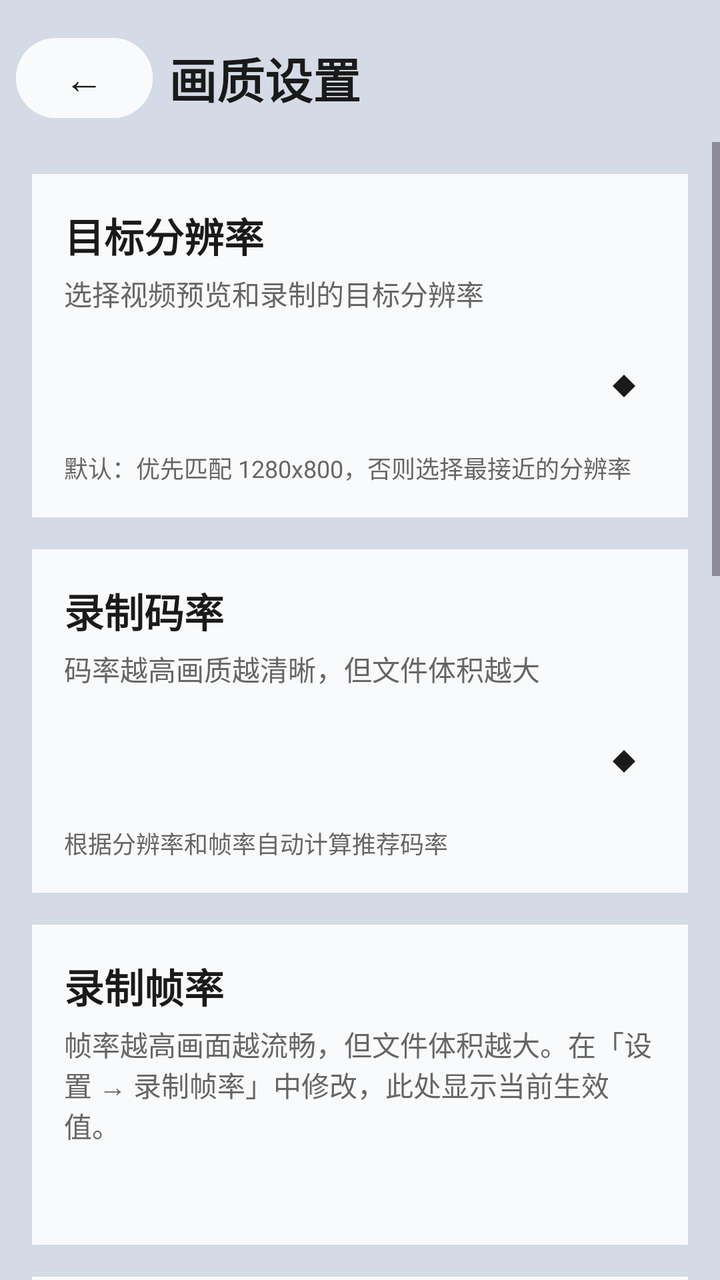
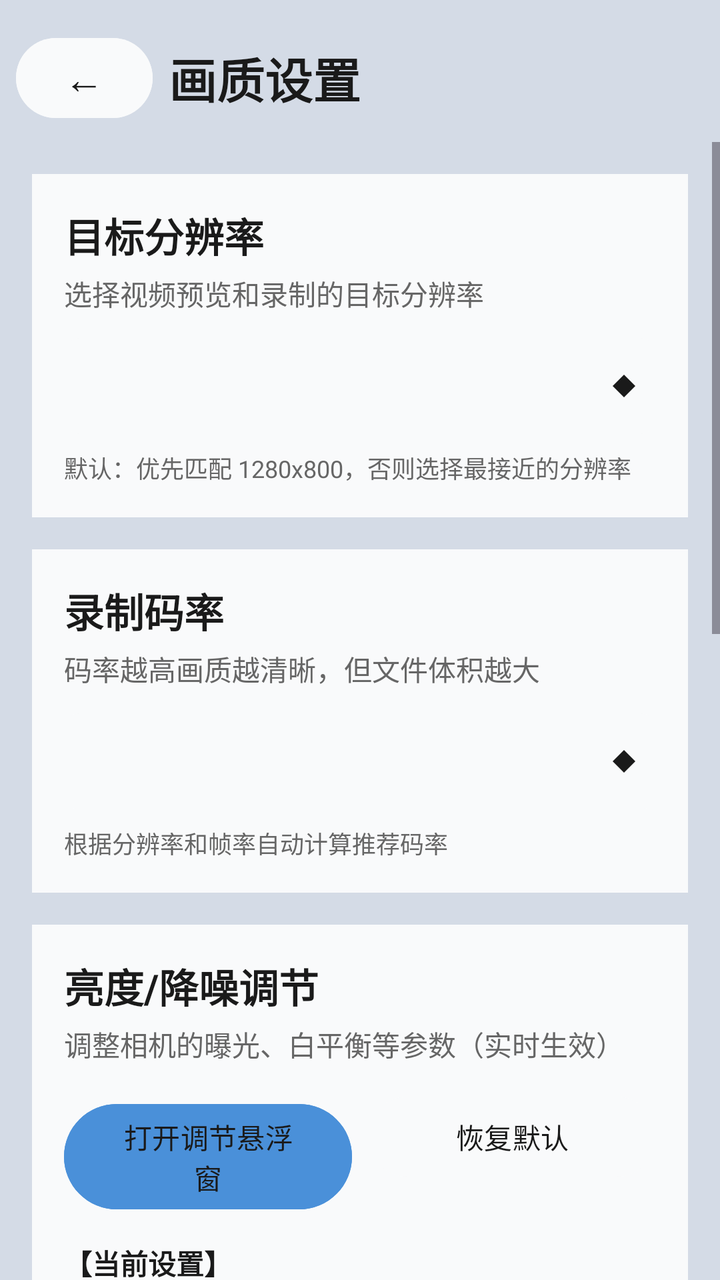

Compare the two renders of this Android layout. The source of the first and the diff that turns it into the second are given below.
<!-- AndroidManifest.xml: application theme Theme.Cam -->
<!-- res/layout/fragment_resolution_settings.xml -->
<?xml version="1.0" encoding="utf-8"?>
<LinearLayout xmlns:android="http://schemas.android.com/apk/res/android"
    android:layout_width="match_parent"
    android:layout_height="match_parent"
    android:orientation="vertical"
    android:background="@color/page_background">

    
    <LinearLayout
        android:id="@+id/toolbar"
        android:layout_width="match_parent"
        android:layout_height="wrap_content"
        android:orientation="horizontal"
        android:paddingTop="15dp"
        android:paddingBottom="8dp"
        android:paddingStart="8dp"
        android:paddingEnd="8dp"
        android:gravity="center_vertical"
        android:background="@color/menu_background">

        <Button
            android:id="@+id/btn_back"
            android:layout_width="wrap_content"
            android:layout_height="wrap_content"
            android:text="←"
            android:textSize="20sp"
            android:minWidth="48dp"
            android:minHeight="48dp"
            android:layout_marginEnd="8dp"
            android:backgroundTint="@color/button_background"
            android:textColor="@color/button_text" />

        <TextView
            android:layout_width="0dp"
            android:layout_height="wrap_content"
            android:layout_weight="1"
            android:text="画质设置"
            android:textColor="@color/text_primary"
            android:textSize="24sp"
            android:textStyle="bold" />
    </LinearLayout>

    
    <ScrollView
        android:layout_width="match_parent"
        android:layout_height="match_parent">

        <LinearLayout
            android:layout_width="match_parent"
            android:layout_height="wrap_content"
            android:orientation="vertical"
            android:padding="16dp">

            
            <LinearLayout
                android:layout_width="match_parent"
                android:layout_height="wrap_content"
                android:orientation="vertical"
                android:padding="16dp"
                android:background="@color/card_background"
                android:layout_marginBottom="16dp">

                <TextView
                    android:layout_width="match_parent"
                    android:layout_height="wrap_content"
                    android:text="目标分辨率"
                    android:textColor="@color/text_primary"
                    android:textSize="20sp"
                    android:textStyle="bold" />

                <TextView
                    android:layout_width="match_parent"
                    android:layout_height="wrap_content"
                    android:text="选择视频预览和录制的目标分辨率"
                    android:textColor="@color/text_secondary"
                    android:textSize="14sp"
                    android:layout_marginTop="4dp"
                    android:layout_marginBottom="12dp" />

                <Spinner
                    android:id="@+id/spinner_resolution"
                    android:layout_width="match_parent"
                    android:layout_height="48dp"
                    android:background="@drawable/spinner_background"
                    android:popupBackground="@color/card_background"
                    android:paddingStart="16dp"
                    android:paddingEnd="16dp" />

                <TextView
                    android:id="@+id/tv_resolution_desc"
                    android:layout_width="match_parent"
                    android:layout_height="wrap_content"
                    android:text="默认：优先匹配 1280x800，否则选择最接近的分辨率"
                    android:textColor="@color/text_secondary"
                    android:textSize="12sp"
                    android:layout_marginTop="8dp" />
            </LinearLayout>

            
            <LinearLayout
                android:layout_width="match_parent"
                android:layout_height="wrap_content"
                android:orientation="vertical"
                android:padding="16dp"
                android:background="@color/card_background"
                android:layout_marginBottom="16dp">

                <TextView
                    android:layout_width="match_parent"
                    android:layout_height="wrap_content"
                    android:text="录制码率"
                    android:textColor="@color/text_primary"
                    android:textSize="20sp"
                    android:textStyle="bold" />

                <TextView
                    android:layout_width="match_parent"
                    android:layout_height="wrap_content"
                    android:text="码率越高画质越清晰，但文件体积越大"
                    android:textColor="@color/text_secondary"
                    android:textSize="14sp"
                    android:layout_marginTop="4dp"
                    android:layout_marginBottom="12dp" />

                <Spinner
                    android:id="@+id/spinner_bitrate"
                    android:layout_width="match_parent"
                    android:layout_height="48dp"
                    android:background="@drawable/spinner_background"
                    android:popupBackground="@color/card_background"
                    android:paddingStart="16dp"
                    android:paddingEnd="16dp" />

                <TextView
                    android:id="@+id/tv_bitrate_desc"
                    android:layout_width="match_parent"
                    android:layout_height="wrap_content"
                    android:text="根据分辨率和帧率自动计算推荐码率"
                    android:textColor="@color/text_secondary"
                    android:textSize="12sp"
                    android:layout_marginTop="8dp" />
            </LinearLayout>

            
            <LinearLayout
                android:layout_width="match_parent"
                android:layout_height="wrap_content"
                android:orientation="vertical"
                android:padding="16dp"
                android:background="@color/card_background"
                android:layout_marginBottom="16dp">

                <TextView
                    android:layout_width="match_parent"
                    android:layout_height="wrap_content"
                    android:text="录制帧率"
                    android:textColor="@color/text_primary"
                    android:textSize="20sp"
                    android:textStyle="bold" />

                <TextView
                    android:layout_width="match_parent"
                    android:layout_height="wrap_content"
                    android:text="帧率越高画面越流畅，但文件体积越大。在「设置 → 录制帧率」中修改，此处显示当前生效值。"
                    android:textColor="@color/text_secondary"
                    android:textSize="14sp"
                    android:layout_marginTop="4dp"
                    android:layout_marginBottom="12dp" />

                <TextView
                    android:id="@+id/tv_framerate_desc"
                    android:layout_width="match_parent"
                    android:layout_height="wrap_content"
                    android:textColor="@color/text_primary"
                    android:textSize="16sp" />
            </LinearLayout>

            
            <LinearLayout
                android:layout_width="match_parent"
                android:layout_height="wrap_content"
                android:orientation="vertical"
                android:padding="16dp"
                android:background="@color/card_background"
                android:layout_marginBottom="16dp">

                <TextView
                    android:layout_width="match_parent"
                    android:layout_height="wrap_content"
                    android:text="亮度/降噪调节"
                    android:textColor="@color/text_primary"
                    android:textSize="20sp"
                    android:textStyle="bold" />

                <TextView
                    android:layout_width="match_parent"
                    android:layout_height="wrap_content"
                    android:text="调整相机的曝光、白平衡等参数（实时生效）"
                    android:textColor="@color/text_secondary"
                    android:textSize="14sp"
                    android:layout_marginTop="4dp"
                    android:layout_marginBottom="12dp" />

                
                <LinearLayout
                    android:id="@+id/layout_image_adjust_buttons"
                    android:layout_width="match_parent"
                    android:layout_height="wrap_content"
                    android:orientation="horizontal">

                    <Button
                        android:id="@+id/btn_open_adjust_window"
                        android:layout_width="0dp"
                        android:layout_height="wrap_content"
                        android:layout_weight="1"
                        android:text="打开调节悬浮窗"
                        android:textSize="14sp"
                        android:backgroundTint="@color/button_accent"
                        android:textColor="@color/button_text" />

                    <View
                        android:layout_width="8dp"
                        android:layout_height="0dp" />

                    <Button
                        android:id="@+id/btn_reset_adjust"
                        android:layout_width="0dp"
                        android:layout_height="wrap_content"
                        android:layout_weight="1"
                        android:text="恢复默认"
                        android:textSize="14sp"
                        android:backgroundTint="@color/button_background"
                        android:textColor="@color/button_text" />
                </LinearLayout>

                
                <LinearLayout
                    android:id="@+id/layout_image_adjust_params"
                    android:layout_width="match_parent"
                    android:layout_height="wrap_content"
                    android:orientation="vertical"
                    android:layout_marginTop="12dp">

                    
                    <TextView
                        android:layout_width="match_parent"
                        android:layout_height="wrap_content"
                        android:text="【当前设置】"
                        android:textColor="@color/text_primary"
                        android:textSize="14sp"
                        android:textStyle="bold"
                        android:layout_marginTop="4dp" />

                    <TextView
                        android:id="@+id/tv_image_adjust_current"
                        android:layout_width="match_parent"
                        android:layout_height="wrap_content"
                        android:text="曝光补偿：0\n白平衡：自动"
                        android:textColor="@color/text_secondary"
                        android:textSize="13sp"
                        android:lineSpacingExtra="2dp"
                        android:layout_marginTop="4dp" />

                    
                    <TextView
                        android:layout_width="match_parent"
                        android:layout_height="wrap_content"
                        android:text="【设备支持】"
                        android:textColor="@color/text_primary"
                        android:textSize="14sp"
                        android:textStyle="bold"
                        android:layout_marginTop="12dp" />

                    <TextView
                        android:id="@+id/tv_image_adjust_supported"
                        android:layout_width="match_parent"
                        android:layout_height="wrap_content"
                        android:text="曝光补偿范围：-12 ~ +12\n支持的白平衡模式：自动、日光、阴天..."
                        android:textColor="@color/text_secondary"
                        android:textSize="13sp"
                        android:lineSpacingExtra="2dp"
                        android:layout_marginTop="4dp" />
                </LinearLayout>
            </LinearLayout>

            
            <LinearLayout
                android:layout_width="match_parent"
                android:layout_height="wrap_content"
                android:orientation="vertical"
                android:padding="16dp"
                android:background="@color/card_background"
                android:layout_marginBottom="16dp">

                <TextView
                    android:layout_width="match_parent"
                    android:layout_height="wrap_content"
                    android:text="当前录制参数"
                    android:textColor="@color/text_primary"
                    android:textSize="20sp"
                    android:textStyle="bold" />

                <TextView
                    android:layout_width="match_parent"
                    android:layout_height="wrap_content"
                    android:text="实际应用的分辨率、帧率、码率（重启应用后更新）"
                    android:textColor="@color/text_secondary"
                    android:textSize="14sp"
                    android:layout_marginTop="4dp"
                    android:layout_marginBottom="12dp" />

                <TextView
                    android:id="@+id/tv_current_params"
                    android:layout_width="match_parent"
                    android:layout_height="wrap_content"
                    android:text="正在获取..."
                    android:textColor="@color/text_primary"
                    android:textSize="14sp"
                    android:fontFamily="monospace"
                    android:lineSpacingExtra="4dp" />
            </LinearLayout>

            
            <LinearLayout
                android:layout_width="match_parent"
                android:layout_height="wrap_content"
                android:orientation="vertical"
                android:padding="16dp"
                android:background="@color/card_background"
                android:layout_marginBottom="16dp">

                <TextView
                    android:layout_width="match_parent"
                    android:layout_height="wrap_content"
                    android:text="摄像头硬件信息"
                    android:textColor="@color/text_primary"
                    android:textSize="20sp"
                    android:textStyle="bold" />

                <TextView
                    android:layout_width="match_parent"
                    android:layout_height="wrap_content"
                    android:text="各摄像头支持的帧率和分辨率"
                    android:textColor="@color/text_secondary"
                    android:textSize="14sp"
                    android:layout_marginTop="4dp"
                    android:layout_marginBottom="12dp" />

                <TextView
                    android:id="@+id/tv_hardware_info"
                    android:layout_width="match_parent"
                    android:layout_height="wrap_content"
                    android:text="正在检测..."
                    android:textColor="@color/text_primary"
                    android:textSize="12sp"
                    android:fontFamily="monospace"
                    android:lineSpacingExtra="2dp" />
            </LinearLayout>

            
            <LinearLayout
                android:layout_width="match_parent"
                android:layout_height="wrap_content"
                android:orientation="vertical"
                android:padding="16dp"
                android:background="@color/card_background"
                android:layout_marginBottom="16dp">

                <TextView
                    android:layout_width="match_parent"
                    android:layout_height="wrap_content"
                    android:text="说明"
                    android:textColor="@color/text_primary"
                    android:textSize="18sp"
                    android:textStyle="bold"
                    android:layout_marginBottom="8dp" />

                <TextView
                    android:layout_width="match_parent"
                    android:layout_height="wrap_content"
                    android:text="• 默认选项：优先匹配 1280×800，如果摄像头不支持则自动选择最接近的分辨率\n\n• 指定分辨率：优先精确匹配所选分辨率，如果某个摄像头不支持则选择最接近的\n\n• 分辨率越高，画质越清晰，但占用更多存储空间和性能\n\n• 修改分辨率后需要重启应用才会生效"
                    android:textColor="@color/text_secondary"
                    android:textSize="14sp"
                    android:lineSpacingExtra="2dp" />
            </LinearLayout>


        </LinearLayout>
    </ScrollView>

</LinearLayout>
<!-- resources referenced by this layout -->
<resources>
  <color name="button_accent">#FF4A90D9</color>
  <color name="button_background">#FFF9FAFB</color>
  <color name="button_text">#FF1A1A1A</color>
  <color name="card_background">#FFF9FAFB</color>
  <color name="menu_background">#FFD4DBE6</color>
  <color name="page_background">#FFD4DBE6</color>
  <color name="text_primary">#FF1A1A1A</color>
  <color name="text_secondary">#FF666666</color>
  <!-- drawable spinner_background (drawable) -->
  <?xml version="1.0" encoding="utf-8"?>
  <layer-list xmlns:android="http://schemas.android.com/apk/res/android">
      
      <item>
          <shape android:shape="rectangle">
              <solid android:color="@color/button_background" />
              <corners android:radius="8dp" />
          </shape>
      </item>
      
      <item
          android:gravity="center_vertical|end"
          android:right="12dp">
          <rotate
              android:fromDegrees="135"
              android:toDegrees="135"
              android:pivotX="50%"
              android:pivotY="50%">
              <shape android:shape="rectangle">
                  <size
                      android:width="8dp"
                      android:height="8dp" />
                  <solid android:color="@color/button_text" />
              </shape>
          </rotate>
      </item>
  </layer-list>
  <style name="Theme.Cam" parent="Base.Theme.Cam" />
  <style name="Base.Theme.Cam" parent="Theme.Material3.DayNight.NoActionBar">
          
          <item name="colorPrimary">#424242</item>
          <item name="colorPrimaryVariant">#2A2A2A</item>
          <item name="colorOnPrimary">#FFFFFF</item>
          <item name="colorSecondary">#616161</item>
          <item name="colorSecondaryVariant">#424242</item>
          <item name="colorOnSecondary">#FFFFFF</item>
          <item name="android:colorBackground">#1A1A1A</item>
          <item name="colorSurface">#2A2A2A</item>
          <item name="colorOnSurface">#FFFFFF</item>
          <item name="android:statusBarColor">#2A2A2A</item>
          <item name="android:navigationBarColor">#000000</item>
          
          <item name="android:windowBackground">@color/page_background</item>
          
          <item name="android:windowSplashScreenBackground">@color/page_background</item>
          <item name="android:windowSplashScreenAnimatedIcon">@mipmap/ic_launcher</item>
      </style>
</resources>

<!-- the commit's change to res/layout/fragment_resolution_settings.xml (unified diff, before → after) -->
@@ -153,40 +153,6 @@
                 <TextView
                     android:layout_width="match_parent"
                     android:layout_height="wrap_content"
-                    android:text="录制帧率"
-                    android:textColor="@color/text_primary"
-                    android:textSize="20sp"
-                    android:textStyle="bold" />
-
-                <TextView
-                    android:layout_width="match_parent"
-                    android:layout_height="wrap_content"
-                    android:text="帧率越高画面越流畅，但文件体积越大。在「设置 → 录制帧率」中修改，此处显示当前生效值。"
-                    android:textColor="@color/text_secondary"
-                    android:textSize="14sp"
-                    android:layout_marginTop="4dp"
-                    android:layout_marginBottom="12dp" />
-
-                <TextView
-                    android:id="@+id/tv_framerate_desc"
-                    android:layout_width="match_parent"
-                    android:layout_height="wrap_content"
-                    android:textColor="@color/text_primary"
-                    android:textSize="16sp" />
-            </LinearLayout>
-
-            
-            <LinearLayout
-                android:layout_width="match_parent"
-                android:layout_height="wrap_content"
-                android:orientation="vertical"
-                android:padding="16dp"
-                android:background="@color/card_background"
-                android:layout_marginBottom="16dp">
-
-                <TextView
-                    android:layout_width="match_parent"
-                    android:layout_height="wrap_content"
                     android:text="亮度/降噪调节"
                     android:textColor="@color/text_primary"
                     android:textSize="20sp"
